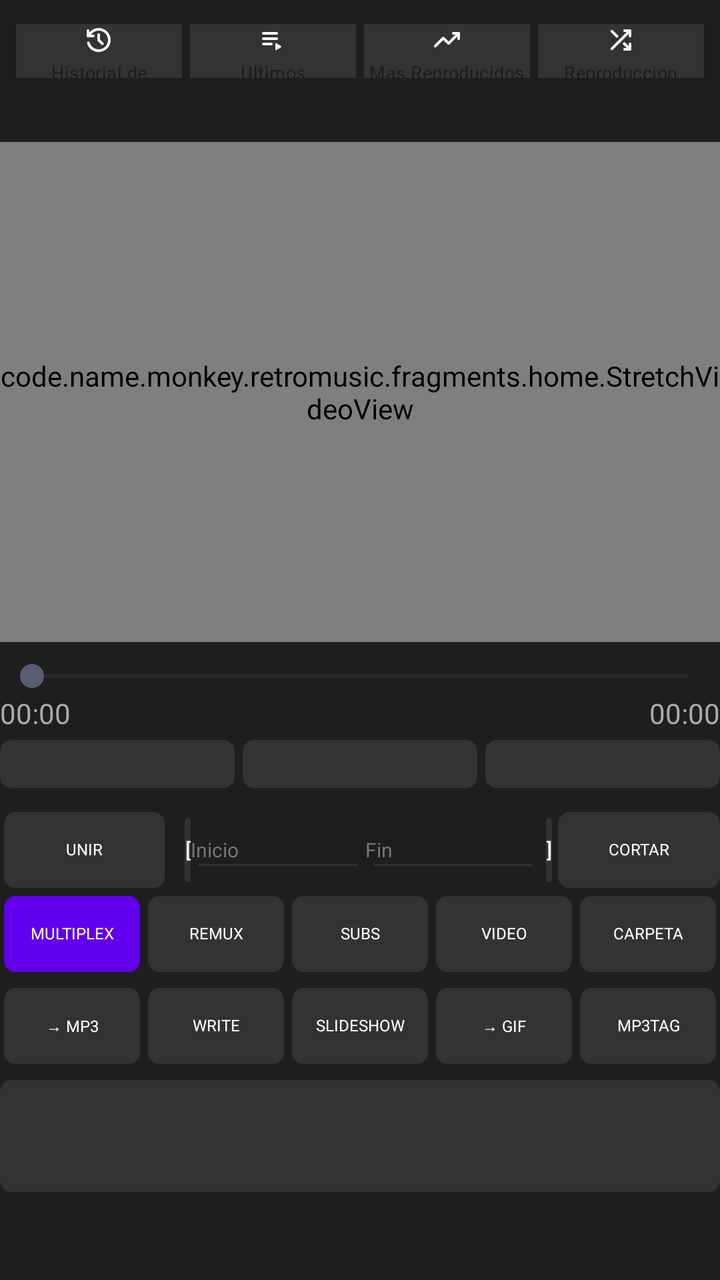
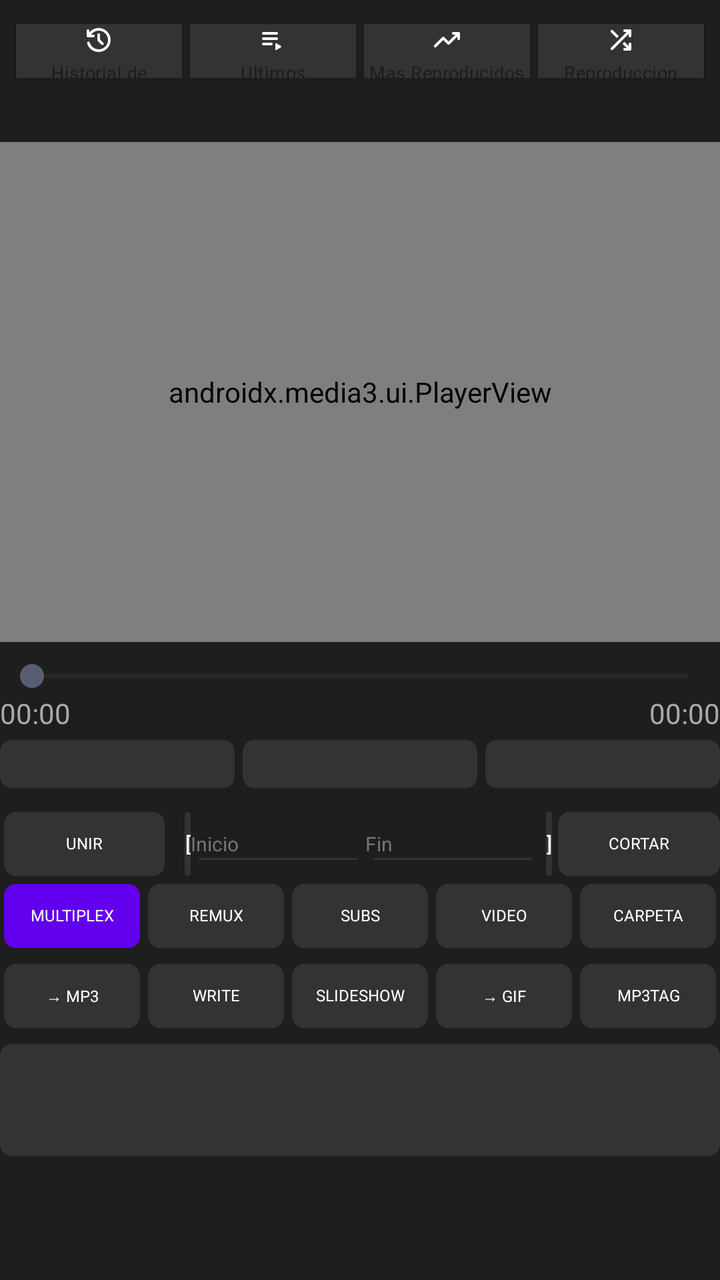

Compare the two renders of this Android layout. The source of the first and the diff that turns it into the second are given below.
<!-- AndroidManifest.xml: application theme Theme.RetroMusic.MD3 -->
<!-- res/layout/home_content.xml -->
<?xml version="1.0" encoding="utf-8"?>
<LinearLayout xmlns:android="http://schemas.android.com/apk/res/android"
    xmlns:app="http://schemas.android.com/apk/res-auto"
    android:layout_width="match_parent"
    android:layout_height="match_parent"
    android:orientation="vertical"
    android:background="#1E1E1E"
    android:focusable="true"
    android:focusableInTouchMode="true">

    <include
        android:id="@+id/abs_playlists"
        layout="@layout/abs_playlists" />

    <LinearLayout
        android:id="@+id/contentPadding"
        android:layout_width="match_parent"
        android:layout_height="0dp"
        android:layout_weight="1"
        android:orientation="vertical"
        android:padding="16dp">


        <FrameLayout
            android:id="@+id/videoContainer"
            android:layout_width="match_parent"
            android:layout_height="250dp"
            android:background="#000000">

            <code.name.monkey.retromusic.fragments.home.StretchVideoView
                android:id="@+id/videoPlayer"
                android:layout_width="match_parent"
                android:layout_height="match_parent"
                android:layout_gravity="center" />

            <ProgressBar
                android:id="@+id/progressBar"
                style="?android:attr/progressBarStyleHorizontal"
                android:layout_width="match_parent"
                android:layout_height="8dp"
                android:layout_gravity="center"
                android:layout_marginHorizontal="24dp"
                android:max="100"
                android:progress="0"
                android:progressTint="#00BFFF"
                android:visibility="gone" />

            <TextView
                android:id="@+id/tvSubtitleOverlay"
                android:layout_width="match_parent"
                android:layout_height="wrap_content"
                android:layout_gravity="bottom|center_horizontal"
                android:gravity="center"
                android:padding="16dp"
                android:textColor="#FFFFFF"
                android:textSize="18sp" />
        </FrameLayout>

        <SeekBar
            android:id="@+id/videoSeekBar"
            android:layout_width="match_parent"
            android:layout_height="wrap_content"
            android:layout_marginTop="8dp" />

        <LinearLayout
            android:layout_width="match_parent"
            android:layout_height="wrap_content"
            android:orientation="horizontal"
            android:paddingHorizontal="8dp">
            <TextView android:id="@+id/tvCurrentTime" android:layout_width="wrap_content" android:layout_height="wrap_content" android:text="@string/zero_time" android:textColor="#AAAAAA" />
            <Space android:layout_width="0dp" android:layout_height="wrap_content" android:layout_weight="1" />
            <TextView android:id="@+id/tvTotalTime" android:layout_width="wrap_content" android:layout_height="wrap_content" android:text="@string/zero_time" android:textColor="#AAAAAA" />
        </LinearLayout>

        <LinearLayout
            android:layout_width="match_parent"
            android:layout_height="24dp"
            android:orientation="horizontal"
            android:weightSum="3"
            android:layout_marginTop="4dp">
            <Button android:id="@+id/btnPrevVideo" android:layout_width="0dp" android:layout_height="match_parent" android:layout_weight="1" android:layout_marginEnd="2dp" android:backgroundTint="#333333" android:text="" android:textSize="12sp" android:padding="0dp" android:minHeight="0dp" android:insetTop="0dp" android:insetBottom="0dp" android:textAllCaps="false" android:includeFontPadding="false" android:textColor="#FFFFFF" android:gravity="center" />
            <Button android:id="@+id/btnPlayPause" android:layout_width="0dp" android:layout_height="match_parent" android:layout_weight="1" android:layout_marginHorizontal="2dp" android:backgroundTint="#333333" android:text="" android:textSize="12sp" android:padding="0dp" android:minHeight="0dp" android:insetTop="0dp" android:insetBottom="0dp" android:textAllCaps="false" android:includeFontPadding="false" android:textColor="#FFFFFF" android:gravity="center" />
            <Button android:id="@+id/btnNextVideo" android:layout_width="0dp" android:layout_height="match_parent" android:layout_weight="1" android:layout_marginStart="2dp" android:backgroundTint="#333333" android:text="" android:textSize="12sp" android:padding="0dp" android:minHeight="0dp" android:insetTop="0dp" android:insetBottom="0dp" android:textAllCaps="false" android:includeFontPadding="false" android:textColor="#FFFFFF" android:gravity="center" />
        </LinearLayout>
        <LinearLayout
            android:id="@+id/cutRow"
            android:layout_width="match_parent"
            android:layout_height="38dp"
            android:orientation="horizontal"
            android:layout_marginTop="12dp">
            <Button
                android:id="@+id/btnMergeVideos"
                android:layout_width="0dp"
                android:layout_height="match_parent"
                android:layout_weight="1.2"
                android:layout_marginHorizontal="2dp"
                android:backgroundTint="#333333"
                android:textColor="#FFFFFF"
                android:text="UNIR"
                android:padding="0dp"
                android:minHeight="0dp"
                android:insetTop="0dp"
                android:insetBottom="0dp"
                android:textAllCaps="false"
                android:includeFontPadding="false"
                android:maxLines="1"
                android:gravity="center"
                android:textSize="8sp" />
            <Button
                android:id="@+id/btnSetStart"
                android:layout_width="wrap_content"
                android:layout_height="32dp"
                android:minWidth="0dp"
                android:paddingHorizontal="8dp"
                android:backgroundTint="#333333"
                android:text="@string/open_bracket"
                android:textSize="10sp"
                style="?android:attr/buttonBarButtonStyle"
                android:layout_marginHorizontal="3dp"
                android:layout_gravity="center_vertical"
                android:textColor="#FFFFFF"
                android:insetTop="0dp"
                android:insetBottom="0dp" />
            <EditText
                android:id="@+id/etStartTime"
                android:layout_width="0dp"
                android:layout_weight="1.3"
                android:layout_height="32dp"
                android:hint="@string/inicio"
                android:textColor="#FFFFFF"
                android:textColorHint="#777777"
                android:textSize="10sp"
                android:inputType="text"
                android:autofillHints="none"
                android:backgroundTint="#333333"
                android:layout_gravity="center_vertical"
                android:padding="4dp" />

            <EditText
                android:id="@+id/etEndTime"
                android:layout_width="0dp"
                android:layout_weight="1.3"
                android:layout_height="32dp"
                android:hint="@string/fin"
                android:textColor="#FFFFFF"
                android:textColorHint="#777777"
                android:textSize="10sp"
                android:inputType="text"
                android:autofillHints="none"
                android:backgroundTint="#333333"
                android:layout_gravity="center_vertical"
                android:padding="4dp" />
            <Button
                android:id="@+id/btnSetEnd"
                android:layout_width="wrap_content"
                android:layout_height="32dp"
                android:minWidth="0dp"
                android:paddingHorizontal="8dp"
                android:backgroundTint="#333333"
                android:text="@string/close_bracket"
                android:textSize="10sp"
                style="?android:attr/buttonBarButtonStyle"
                android:layout_marginStart="3dp"
                android:layout_marginEnd="3dp"
                android:layout_gravity="center_vertical"
                android:textColor="#FFFFFF"
                android:insetTop="0dp"
                android:insetBottom="0dp" />
            <Button
                android:id="@+id/btnSplit"
                android:layout_width="0dp"
                android:layout_weight="1.2"
                android:layout_height="match_parent"
                android:backgroundTint="#333333"
                android:text="CORTAR"
                android:textColor="#FFFFFF"
                android:padding="0dp"
                android:minHeight="0dp"
                android:insetTop="0dp"
                android:insetBottom="0dp"
                android:textAllCaps="false"
                android:includeFontPadding="false"
                android:maxLines="1"
                android:gravity="center"
                android:textSize="8sp" />

        </LinearLayout>
        <LinearLayout
            android:id="@+id/toolsRow"
            android:layout_width="match_parent"
            android:layout_height="38dp"
            android:orientation="horizontal"
            android:layout_marginTop="4dp">

            <Button android:id="@+id/btnMixVideo" android:layout_width="0dp" android:layout_height="match_parent" android:layout_weight="1" android:layout_marginHorizontal="2dp" android:backgroundTint="#6200EE" android:text="MULTIPLEX" android:padding="0dp" android:minHeight="0dp" android:insetTop="0dp" android:insetBottom="0dp" android:textAllCaps="false" android:includeFontPadding="false" android:maxLines="1" android:gravity="center" android:textSize="8sp" android:textColor="#FFFFFF" />
            <Button android:id="@+id/btnFullscreen" android:layout_width="0dp" android:layout_height="match_parent" android:layout_weight="1" android:layout_marginHorizontal="2dp" android:backgroundTint="#333333" android:text="REMUX" android:padding="0dp" android:minHeight="0dp" android:insetTop="0dp" android:insetBottom="0dp" android:textAllCaps="false" android:includeFontPadding="false" android:maxLines="1" android:gravity="center" android:textSize="8sp" android:textColor="#FFFFFF" />
            <Button android:id="@+id/btnLoadSubtitles" android:layout_width="0dp" android:layout_height="match_parent" android:layout_weight="1" android:layout_marginHorizontal="2dp" android:backgroundTint="#333333" android:text="SUBS" android:padding="0dp" android:minHeight="0dp" android:insetTop="0dp" android:insetBottom="0dp" android:textAllCaps="false" android:includeFontPadding="false" android:maxLines="1" android:gravity="center" android:textSize="8sp" android:textColor="#FFFFFF" />
            <Button android:id="@+id/btnOpenFile" android:layout_width="0dp" android:layout_height="match_parent" android:layout_weight="1" android:layout_marginHorizontal="2dp" android:backgroundTint="#333333" android:text="VIDEO" android:padding="0dp" android:minHeight="0dp" android:insetTop="0dp" android:insetBottom="0dp" android:textAllCaps="false" android:includeFontPadding="false" android:maxLines="1" android:gravity="center" android:textSize="8sp" android:textColor="#FFFFFF" />
            <Button android:id="@+id/btnChooseFolder" android:layout_width="0dp" android:layout_height="match_parent" android:layout_weight="1" android:layout_marginHorizontal="2dp" android:backgroundTint="#333333" android:text="CARPETA" android:padding="0dp" android:minHeight="0dp" android:insetTop="0dp" android:insetBottom="0dp" android:textAllCaps="false" android:includeFontPadding="false" android:maxLines="1" android:gravity="center" android:textSize="8sp" android:textColor="#FFFFFF" />
        </LinearLayout>
        <LinearLayout
            android:id="@+id/extraActionsContainer"
            android:layout_width="match_parent"
            android:layout_height="38dp"
            android:orientation="horizontal"
            android:weightSum="5"
            android:layout_marginTop="8dp">

            <Button
                android:id="@+id/btnConvertAudio"
                android:layout_width="0dp"
                android:layout_height="match_parent"
                android:layout_weight="1"
                android:layout_marginHorizontal="2dp"
                android:backgroundTint="#333333"
                android:text="→ MP3"
                android:padding="0dp"
                android:minHeight="0dp"
                android:insetTop="0dp"
                android:insetBottom="0dp"
                android:textAllCaps="false"
                android:includeFontPadding="false"
                android:maxLines="1"
                android:textSize="8sp"
                android:textColor="#FFFFFF"
                android:gravity="center" />

            <Button
                android:id="@+id/btnHardcodeSubtitles"
                android:layout_width="0dp"
                android:layout_height="match_parent"
                android:layout_weight="1"
                android:layout_marginHorizontal="2dp"
                android:backgroundTint="#333333"
                android:textColor="#FFFFFF"
                android:text="WRITE"
                android:padding="0dp"
                android:minHeight="0dp"
                android:insetTop="0dp"
                android:insetBottom="0dp"
                android:textAllCaps="false"
                android:includeFontPadding="false"
                android:maxLines="1"
                android:gravity="center"
                android:textSize="8sp" />

            <Button
                android:id="@+id/btnCreateVideoFromPhotos"
                android:layout_width="0dp"
                android:layout_height="match_parent"
                android:layout_weight="1"
                android:layout_marginHorizontal="2dp"
                android:backgroundTint="#333333"
                android:textColor="#FFFFFF"
                android:text="SLIDESHOW"
                android:padding="0dp"
                android:minHeight="0dp"
                android:insetTop="0dp"
                android:insetBottom="0dp"
                android:textAllCaps="false"
                android:includeFontPadding="false"
                android:maxLines="1"
                android:gravity="center"
                android:textSize="8sp" />

            <Button
                android:id="@+id/btnCreateGif"
                android:layout_width="0dp"
                android:layout_height="match_parent"
                android:layout_weight="1"
                android:layout_marginHorizontal="2dp"
                android:backgroundTint="#333333"
                android:textColor="#FFFFFF"
                android:text="→ GIF"
                android:padding="0dp"
                android:minHeight="0dp"
                android:insetTop="0dp"
                android:insetBottom="0dp"
                android:textAllCaps="false"
                android:includeFontPadding="false"
                android:maxLines="1"
                android:gravity="center"
                android:textSize="8sp" />

            <Button
                android:id="@+id/btnTagEditor"
                android:layout_width="0dp"
                android:layout_height="match_parent"
                android:layout_weight="1"
                android:layout_marginHorizontal="2dp"
                android:backgroundTint="#333333"
                android:textColor="#FFFFFF"
                android:text="MP3TAG"
                android:padding="0dp"
                android:minHeight="0dp"
                android:insetTop="0dp"
                android:insetBottom="0dp"
                android:textAllCaps="false"
                android:includeFontPadding="false"
                android:maxLines="1"
                android:gravity="center"
                android:textSize="8sp" />
        </LinearLayout>

        <Button
            android:id="@+id/btnYoutubeDownload"
            android:layout_width="match_parent"
            android:layout_height="56dp"
            android:layout_marginTop="8dp"
            android:backgroundTint="#333333"
            android:textColor="#FFFFFF"
            android:text=""
            android:paddingTop="0dp"
            android:paddingBottom="0dp"
            android:minHeight="0dp"
            android:minWidth="0dp"
            android:insetTop="0dp"
            android:insetBottom="0dp"
            android:textAllCaps="false"
            android:includeFontPadding="false"
            android:gravity="center" />


        <androidx.recyclerview.widget.RecyclerView
            android:id="@+id/rvDownloads"
            android:layout_width="match_parent"
            android:layout_height="0dp"
            android:layout_weight="1"
            android:nestedScrollingEnabled="true"
            android:layout_marginTop="16dp"
            android:paddingBottom="20dp" />

    </LinearLayout>
</LinearLayout>
<!-- res/layout/abs_playlists.xml (included above) -->
<?xml version="1.0" encoding="utf-8"?>
<androidx.constraintlayout.widget.ConstraintLayout xmlns:android="http://schemas.android.com/apk/res/android"
    xmlns:app="http://schemas.android.com/apk/res-auto"
    android:layout_width="match_parent"
    android:layout_height="wrap_content"
    android:paddingBottom="12dp">

    <com.google.android.material.button.MaterialButton
        android:id="@+id/history"
        style="@style/HomeActionButton"
        android:layout_width="0dp"
        android:layout_height="35dp"
        android:layout_marginStart="8dp"
        android:layout_marginTop="8dp"
        android:layout_marginEnd="4dp"
        android:text="Historial de Reproduccion"
        android:textSize="9sp"
        android:padding="0dp"
        android:gravity="center"
        app:backgroundTint="#333333"
        app:cornerRadius="0dp"
        app:icon="@drawable/ic_history"
        app:iconGravity="textTop"
        app:iconSize="16dp"
        app:iconPadding="2dp"
        app:iconTint="#FFFFFF"
        app:layout_constraintEnd_toStartOf="@+id/lastAdded"
        app:layout_constraintHorizontal_weight="1"
        app:layout_constraintStart_toStartOf="parent"
        app:layout_constraintTop_toTopOf="parent" />

    <com.google.android.material.button.MaterialButton
        android:id="@+id/lastAdded"
        style="@style/HomeActionButton"
        android:layout_width="0dp"
        android:layout_height="35dp"
        android:layout_marginTop="8dp"
        android:layout_marginEnd="4dp"
        android:text="Ultimos Reproducidos"
        android:textSize="9sp"
        android:padding="0dp"
        android:gravity="center"
        app:backgroundTint="#333333"
        app:cornerRadius="0dp"
        app:icon="@drawable/ic_playlist_play"
        app:iconGravity="textTop"
        app:iconSize="16dp"
        app:iconPadding="2dp"
        app:iconTint="#FFFFFF"
        app:layout_constraintEnd_toStartOf="@+id/topPlayed"
        app:layout_constraintHorizontal_weight="1"
        app:layout_constraintStart_toEndOf="@+id/history"
        app:layout_constraintTop_toTopOf="parent" />

    <com.google.android.material.button.MaterialButton
        android:id="@+id/topPlayed"
        style="@style/HomeActionButton"
        android:layout_width="0dp"
        android:layout_height="35dp"
        android:layout_marginTop="8dp"
        android:layout_marginEnd="4dp"
        android:text="Mas Reproducidos"
        android:textSize="9sp"
        android:padding="0dp"
        android:gravity="center"
        app:backgroundTint="#333333"
        app:cornerRadius="0dp"
        app:icon="@drawable/ic_trending_up"
        app:iconGravity="textTop"
        app:iconSize="16dp"
        app:iconPadding="2dp"
        app:iconTint="#FFFFFF"
        app:layout_constraintEnd_toStartOf="@+id/actionShuffle"
        app:layout_constraintHorizontal_weight="1"
        app:layout_constraintStart_toEndOf="@+id/lastAdded"
        app:layout_constraintTop_toTopOf="parent" />

    <com.google.android.material.button.MaterialButton
        android:id="@+id/actionShuffle"
        style="@style/HomeActionButton"
        android:layout_width="0dp"
        android:layout_height="35dp"
        android:layout_marginTop="8dp"
        android:layout_marginEnd="8dp"
        android:text="Reproduccion Random"
        android:textSize="9sp"
        android:padding="0dp"
        android:gravity="center"
        app:backgroundTint="#333333"
        app:cornerRadius="0dp"
        app:icon="@drawable/ic_shuffle"
        app:iconGravity="textTop"
        app:iconSize="16dp"
        app:iconPadding="2dp"
        app:iconTint="#FFFFFF"
        app:layout_constraintEnd_toEndOf="parent"
        app:layout_constraintHorizontal_weight="1"
        app:layout_constraintStart_toEndOf="@+id/topPlayed"
        app:layout_constraintTop_toTopOf="parent" />

</androidx.constraintlayout.widget.ConstraintLayout>
<!-- resources referenced by this layout -->
<resources>
  <!-- drawable ic_playlist_play (drawable) -->
  <vector xmlns:android="http://schemas.android.com/apk/res/android"
      android:width="24dp"
      android:height="24dp"
      android:viewportWidth="24.0"
      android:viewportHeight="24.0">
      <path
          android:fillColor="@color/md_white_1000"
          android:pathData="M5 10h10c0.55 0 1 0.45 1 1s-0.45 1-1 1H5c-0.55 0-1-0.45-1-1s0.45-1 1-1zm0-4h10c0.55 0 1 0.45 1 1s-0.45 1-1 1H5c-0.55 0-1-0.45-1-1s0.45-1 1-1zm0 8h6c0.55 0 1 0.45 1 1s-0.45 1-1 1H5c-0.55 0-1-0.45-1-1s0.45-1 1-1zm9 0.88v4.23c0 0.39 0.42 0.63 0.76 0.43l3.53-2.12c0.32-0.19 0.32 -0.66 0-0.86l-3.53-2.12c-0.34-0.19-0.76 0.05 -0.76 0.44 z" />
  </vector>
  <string name="close_bracket">]</string>
  <string name="fin">Fin</string>
  <string name="inicio">Inicio</string>
  <string name="open_bracket">[</string>
  <string name="zero_time">00:00</string>
  <style name="HomeActionButton" parent="Widget.Material3.Button.ElevatedButton.Icon">
          <item name="android:paddingTop">16dp</item>
          <item name="android:paddingBottom">16dp</item>
          <item name="android:textColor">?attr/colorOnSurface</item>
          <item name="shapeAppearanceOverlay">
              @style/ShapeAppearanceOverlay.Material3.FloatingActionButton
          </item>
          <item name="iconPadding">16dp</item>
          <item name="iconGravity">start</item>
          <item name="android:gravity">start|center_vertical</item>
          <item name="android:textAppearance">@style/TextViewBody2</item>
      </style>
  <color name="md_white_1000">#FFFFFF</color>
  <style name="TextViewBody2" parent="TextAppearance.MaterialComponents.Body2" />
  <!-- drawable round_selector (drawable) -->
  <ripple xmlns:android="http://schemas.android.com/apk/res/android"
      android:color="?android:attr/colorControlHighlight">
  
      <item
          android:id="@android:id/mask"
          android:drawable="@drawable/round_selector_mask" />
  
  </ripple>
  <style name="MaterialButtonTheme" parent="Widget.Material3.Button">
          <item name="cornerRadius">6dp</item>
          <item name="iconGravity">textStart</item>
          <item name="iconTint">?attr/colorControlNormal</item>
          <item name="android:textColor">?android:attr/textColorPrimary</item>
          <item name="android:textAppearance">@style/TextViewNormal</item>
          <item name="android:textAllCaps">false</item>
          <item name="android:paddingTop">@dimen/button_padding_vertical</item>
          <item name="android:paddingBottom">@dimen/button_padding_vertical</item>
      </style>
  <style name="PlayerActionButtonStyle" parent="Widget.AppCompat.ActionButton">
          <item name="android:minWidth">140dp</item>
          <item name="android:paddingStart">48dp</item>
          <item name="android:paddingEnd">48dp</item>
      </style>
  <!-- drawable round_selector_mask (drawable) -->
  <?xml version="1.0" encoding="utf-8"?>
  <shape xmlns:android="http://schemas.android.com/apk/res/android"
      android:shape="oval">
      <solid android:color="@android:color/white" />
  </shape>
  <dimen name="m3_card_corner_radius">16dp</dimen>
  <color name="md_green_500">#4CAF50</color>
  <style name="TextViewNormal" parent="">
          <item name="android:textSize">14sp</item>
      </style>
  <dimen name="button_padding_vertical">10dp</dimen>
  <!-- unchanged entries left out for length: 5 -->
</resources>

<!-- the commit's change to res/layout/home_content.xml (unified diff, before → after) -->
@@ -27,11 +27,14 @@
             android:layout_height="250dp"
             android:background="#000000">
 
-            <code.name.monkey.retromusic.fragments.home.StretchVideoView
+            <androidx.media3.ui.PlayerView
                 android:id="@+id/videoPlayer"
                 android:layout_width="match_parent"
                 android:layout_height="match_parent"
-                android:layout_gravity="center" />
+                android:layout_gravity="center"
+                app:use_controller="false"
+                app:surface_type="surface_view"
+                app:resize_mode="fill" />
 
             <ProgressBar
                 android:id="@+id/progressBar"
@@ -85,7 +88,7 @@
         <LinearLayout
             android:id="@+id/cutRow"
             android:layout_width="match_parent"
-            android:layout_height="38dp"
+            android:layout_height="32dp"
             android:orientation="horizontal"
             android:layout_marginTop="12dp">
             <Button
@@ -188,7 +191,7 @@
         <LinearLayout
             android:id="@+id/toolsRow"
             android:layout_width="match_parent"
-            android:layout_height="38dp"
+            android:layout_height="32dp"
             android:orientation="horizontal"
             android:layout_marginTop="4dp">
 
@@ -201,7 +204,7 @@
         <LinearLayout
             android:id="@+id/extraActionsContainer"
             android:layout_width="match_parent"
-            android:layout_height="38dp"
+            android:layout_height="32dp"
             android:orientation="horizontal"
             android:weightSum="5"
             android:layout_marginTop="8dp">
